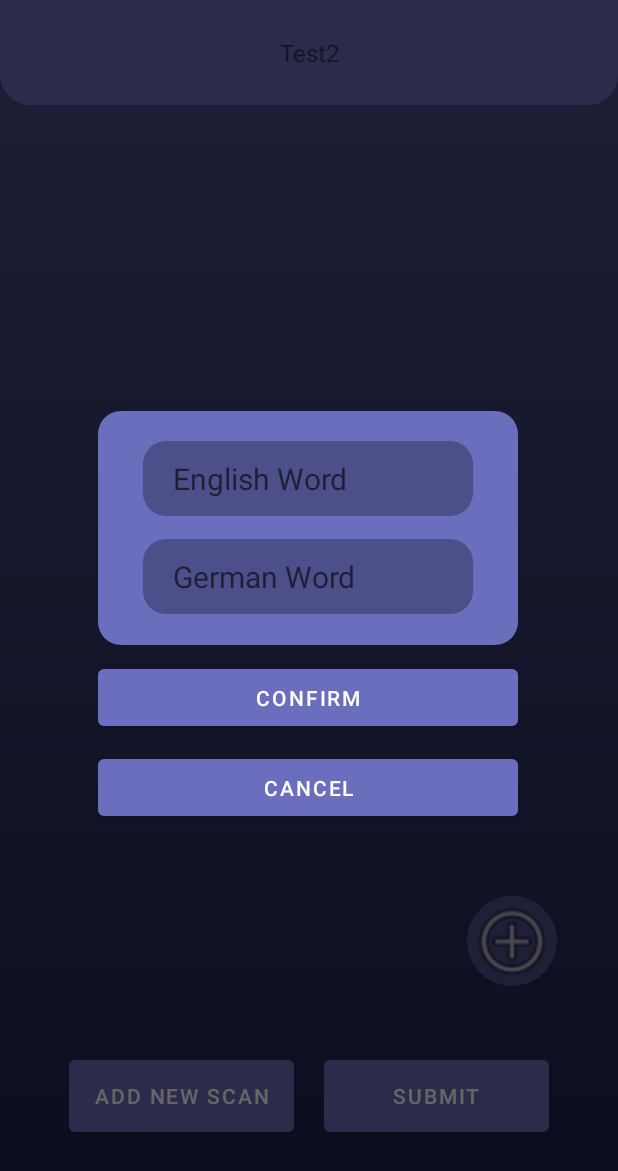
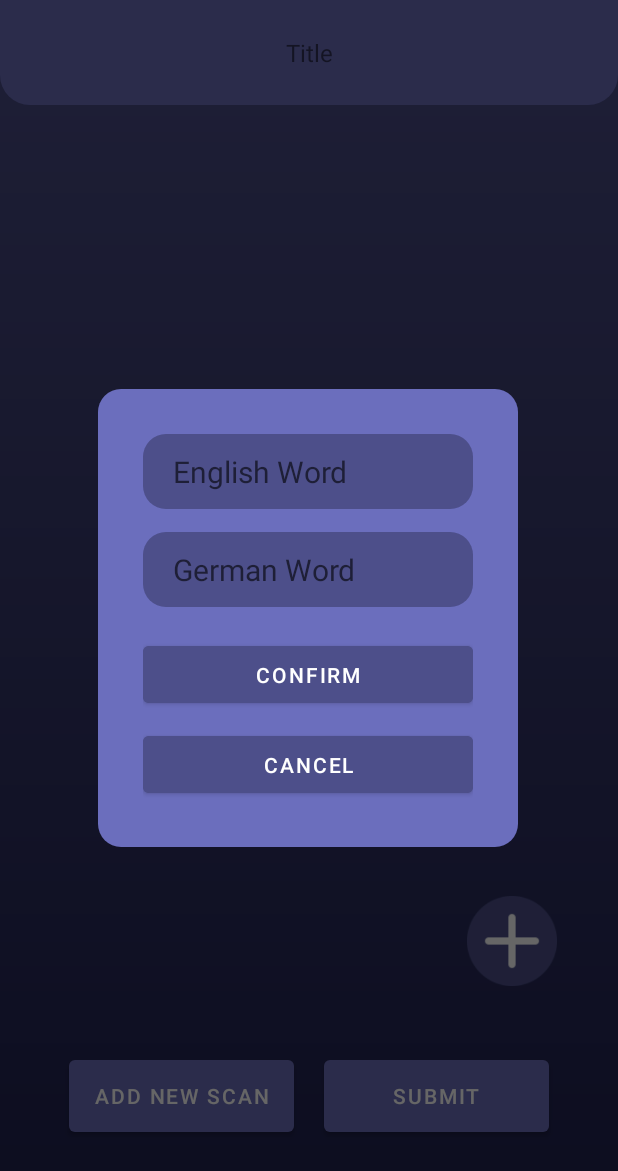
Before and after one commit to KamilJurczenko/Vokabel-Quiz-AndroidApp, an Android app: the NewVocabsListViewActivity screen opened directly, with no data from a screen before it, after a tap on an icon or button, on a phone screen of 412 x 824 dp. Shown: the top 1171 px of the screen. Run offline under Robolectric (Android 15) with nearby library versions, the phone set to English and light mode, and no system bars; Roboto replaces fonts that are not available here; 3 statements that could not run were skipped.

Commit message:
added new UI

```diff
--- a/app/src/main/res/layout/activity_vocab_list_manager.xml
+++ b/app/src/main/res/layout/activity_vocab_list_manager.xml
@@ -41,11 +41,12 @@
             android:layout_alignParentBottom="true"
             android:layout_marginRight="40dp"
             android:layout_marginBottom="10dp"
-            android:background="@drawable/ripple_effect_button"
+            android:adjustViewBounds="true"
             android:scaleType="fitCenter"
-            app:srcCompat="@android:drawable/ic_menu_add"
+            android:background="@drawable/roundedbutton_transparent"
+            app:srcCompat="@drawable/add_ui"
             tools:layout_editor_absoluteX="306dp"
-            tools:layout_editor_absoluteY="648dp" />
+            tools:layout_editor_absoluteY="648dp"/>
 
     </RelativeLayout>
 
--- a/app/src/main/res/layout/enter_vocablistname.xml
+++ b/app/src/main/res/layout/enter_vocablistname.xml
@@ -5,11 +5,12 @@
     android:layout_height="match_parent">
 
     <LinearLayout
-        android:layout_width="332dp"
-        android:layout_height="247dp"
+        android:layout_width="wrap_content"
+        android:layout_height="wrap_content"
         android:background="@drawable/popup_shape"
         android:gravity="center_horizontal"
         android:orientation="vertical"
+        android:paddingBottom="20dp"
         app:layout_constraintBottom_toBottomOf="parent"
         app:layout_constraintEnd_toEndOf="parent"
         app:layout_constraintStart_toStartOf="parent"
@@ -21,7 +22,9 @@
             android:id="@+id/enterListName"
             android:layout_width="233dp"
             android:layout_height="wrap_content"
+            android:layout_marginStart="40dp"
             android:layout_marginTop="15dp"
+            android:layout_marginEnd="40dp"
             android:layout_marginBottom="30dp"
             android:background="@drawable/item_shape"
             android:fontFamily="@font/alata"
--- a/app/src/main/res/layout/new_vocab_item_edit.xml
+++ b/app/src/main/res/layout/new_vocab_item_edit.xml
@@ -8,21 +8,19 @@
     <LinearLayout
         android:id="@+id/linearLayout3"
         android:layout_width="280dp"
-        android:layout_height="156dp"
+        android:layout_height="wrap_content"
         android:background="@drawable/item_shape"
         android:clickable="true"
         android:focusable="true"
         android:gravity="center_horizontal|center_vertical"
         android:orientation="vertical"
+        android:padding="30dp"
+        app:layout_constraintBottom_toBottomOf="parent"
         app:layout_constraintEnd_toEndOf="parent"
-        app:layout_constraintHorizontal_bias="0.495"
+        app:layout_constraintHorizontal_bias="0.496"
         app:layout_constraintStart_toStartOf="parent"
-        tools:layout_editor_absoluteY="140dp">
-
-        <LinearLayout
-            android:layout_width="wrap_content"
-            android:layout_height="wrap_content"
-            android:orientation="horizontal">
+        app:layout_constraintTop_toTopOf="parent"
+        app:layout_constraintVertical_bias="0.235">
 
         <EditText
             android:id="@+id/firstVocabEdit"
@@ -37,8 +35,6 @@
             android:text=""
             android:textSize="20sp" />
 
-        </LinearLayout>
-
         <EditText
             android:id="@+id/secondVocabEdit"
             android:layout_width="220dp"
@@ -51,25 +47,12 @@
             android:text=""
             android:textSize="20sp" />
 
-    </LinearLayout>
-
-    <LinearLayout
-        android:layout_width="280dp"
-        android:layout_height="wrap_content"
-        android:gravity="center_horizontal"
-        android:orientation="vertical"
-        app:layout_constraintBottom_toBottomOf="parent"
-        app:layout_constraintEnd_toEndOf="parent"
-        app:layout_constraintHorizontal_bias="0.495"
-        app:layout_constraintStart_toStartOf="parent"
-        app:layout_constraintTop_toBottomOf="@+id/linearLayout3"
-        app:layout_constraintVertical_bias="0.036">
-
         <Button
             android:id="@+id/confirmVocabBtn"
             android:layout_width="match_parent"
             android:layout_height="50dp"
-            android:layout_marginTop="10dp"
+            android:layout_marginTop="20dp"
+            android:backgroundTint="@color/blue_light"
             android:text="@string/confirm" />
 
         <Button
@@ -77,6 +60,7 @@
             android:layout_width="match_parent"
             android:layout_height="50dp"
             android:layout_marginTop="10dp"
+            android:backgroundTint="@color/blue_light"
             android:text="@string/cancel" />
 
         <Button
@@ -84,7 +68,9 @@
             android:layout_width="match_parent"
             android:layout_height="50dp"
             android:layout_marginTop="10dp"
+            android:backgroundTint="@color/blue_light"
             android:text="@string/delete" />
+
     </LinearLayout>
 
 </androidx.constraintlayout.widget.ConstraintLayout>
--- a/app/src/main/res/layout/select_import_popup.xml
+++ b/app/src/main/res/layout/select_import_popup.xml
@@ -6,8 +6,8 @@
     android:layout_height="match_parent">
 
     <LinearLayout
-        android:layout_width="249dp"
-        android:layout_height="157dp"
+        android:layout_width="253dp"
+        android:layout_height="175dp"
         android:background="@drawable/popup_shape"
         android:gravity="center_horizontal"
         android:orientation="vertical"
--- a/app/src/main/res/layout/select_language_popup.xml
+++ b/app/src/main/res/layout/select_language_popup.xml
@@ -7,7 +7,7 @@
 
     <LinearLayout
         android:layout_width="289dp"
-        android:layout_height="307dp"
+        android:layout_height="wrap_content"
         android:background="@drawable/popup_shape"
         android:orientation="vertical"
         app:layout_constraintBottom_toBottomOf="parent"
--- a/app/src/main/res/layout/toolbar_top.xml
+++ b/app/src/main/res/layout/toolbar_top.xml
@@ -39,7 +39,7 @@
             android:layout_weight="1"
             android:fontFamily="@font/alfa_slab_one"
             android:gravity="center"
-            android:text="Test2"
+            android:text="Title"
             android:textSize="16sp" />
 
         <RelativeLayout
@@ -64,17 +64,20 @@
             android:layout_width="wrap_content"
             android:layout_height="wrap_content"
             android:layout_weight="1"
+            android:gravity="center_horizontal"
             android:visibility="gone"
-            tools:visibility="gone"
-            android:gravity="center_horizontal">
+            tools:visibility="visible">
 
             <ImageButton
                 android:id="@+id/vocabListSettingsBtn"
                 android:layout_width="50dp"
                 android:layout_height="50dp"
+                android:layout_centerInParent="true"
                 android:background="@drawable/ripple_effect_button_transparent"
+                android:padding="12dp"
+                android:scaleType="fitCenter"
                 android:visibility="visible"
-                app:srcCompat="@android:drawable/ic_menu_manage"
+                app:srcCompat="@drawable/settingsui"
                 tools:visibility="visible" />
         </RelativeLayout>
 
--- a/app/src/main/res/layout/toolbar_top_round.xml
+++ b/app/src/main/res/layout/toolbar_top_round.xml
@@ -9,6 +9,8 @@
         android:layout_width="wrap_content"
         android:layout_height="wrap_content"
         android:background="@drawable/rounded_layout_shape"
+        android:paddingTop="5dp"
+        android:paddingBottom="10dp"
         app:layout_constraintEnd_toEndOf="parent"
         app:layout_constraintStart_toStartOf="parent"
         app:layout_constraintTop_toTopOf="parent">
--- a/app/src/main/res/layout/toolbar_top_round_bot.xml
+++ b/app/src/main/res/layout/toolbar_top_round_bot.xml
@@ -12,11 +12,12 @@
         app:layout_constraintStart_toStartOf="parent"
         app:layout_constraintTop_toTopOf="parent">
 
-        <include layout="@layout/toolbar_top"
+        <include
+            layout="@layout/toolbar_top"
+            android:layout_width="match_parent"
+            android:layout_height="50dp"
             android:layout_marginTop="10dp"
-            android:layout_marginBottom="10dp"
-            android:layout_width="match_parent"
-            android:layout_height="50dp"/>
+            android:layout_marginBottom="10dp" />
     </RelativeLayout>
 
 
--- a/app/src/main/res/layout/vocabq.xml
+++ b/app/src/main/res/layout/vocabq.xml
@@ -10,6 +10,7 @@
         android:layout_height="188dp"
         android:background="@drawable/item_shape"
         android:orientation="vertical"
+        android:paddingBottom="10dp"
         app:layout_constraintEnd_toEndOf="parent"
         app:layout_constraintStart_toStartOf="parent"
         app:layout_constraintTop_toTopOf="parent">
@@ -18,7 +19,6 @@
             android:id="@+id/queryVocabText"
             android:layout_width="match_parent"
             android:layout_height="wrap_content"
-            android:layout_marginTop="8dp"
             android:fontFamily="@font/alfa_slab_one"
             android:text="Vocabulary"
             android:textAlignment="center"
```
Also changed, not shown: app/src/main/res/drawable-v24/add_ui.png (added). Lines whose indentation alone changed are shown as unchanged.
